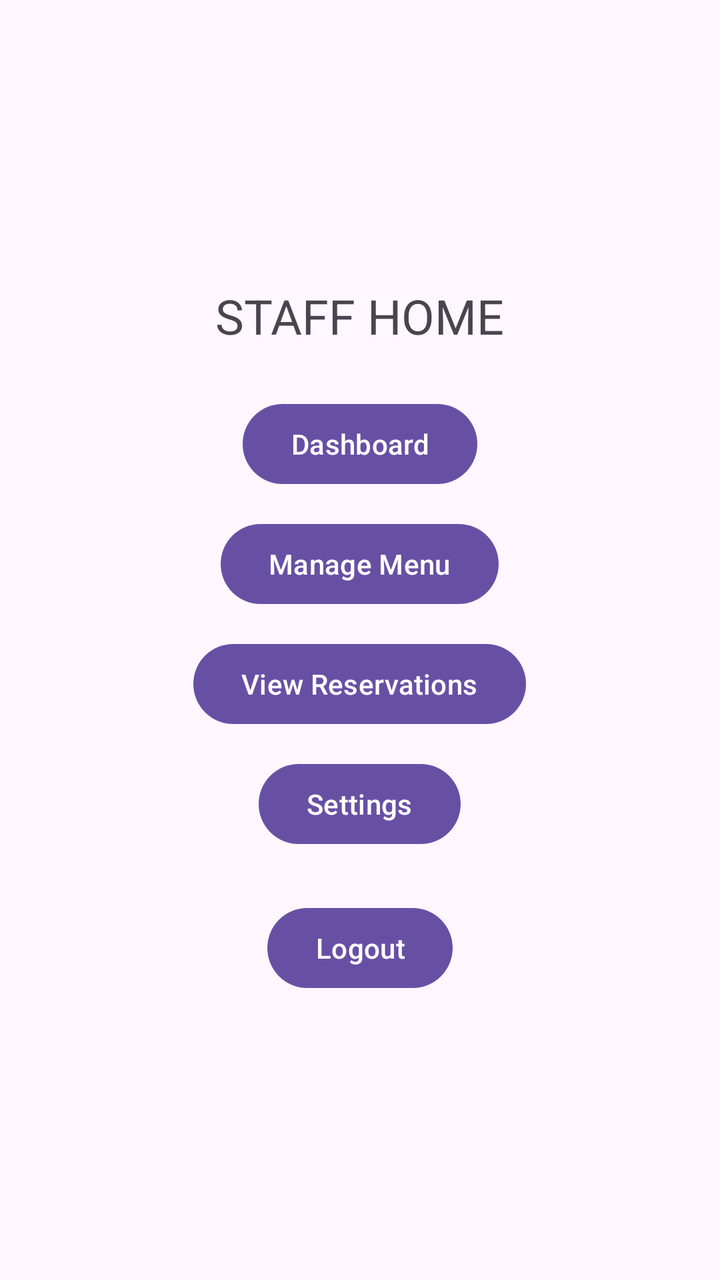
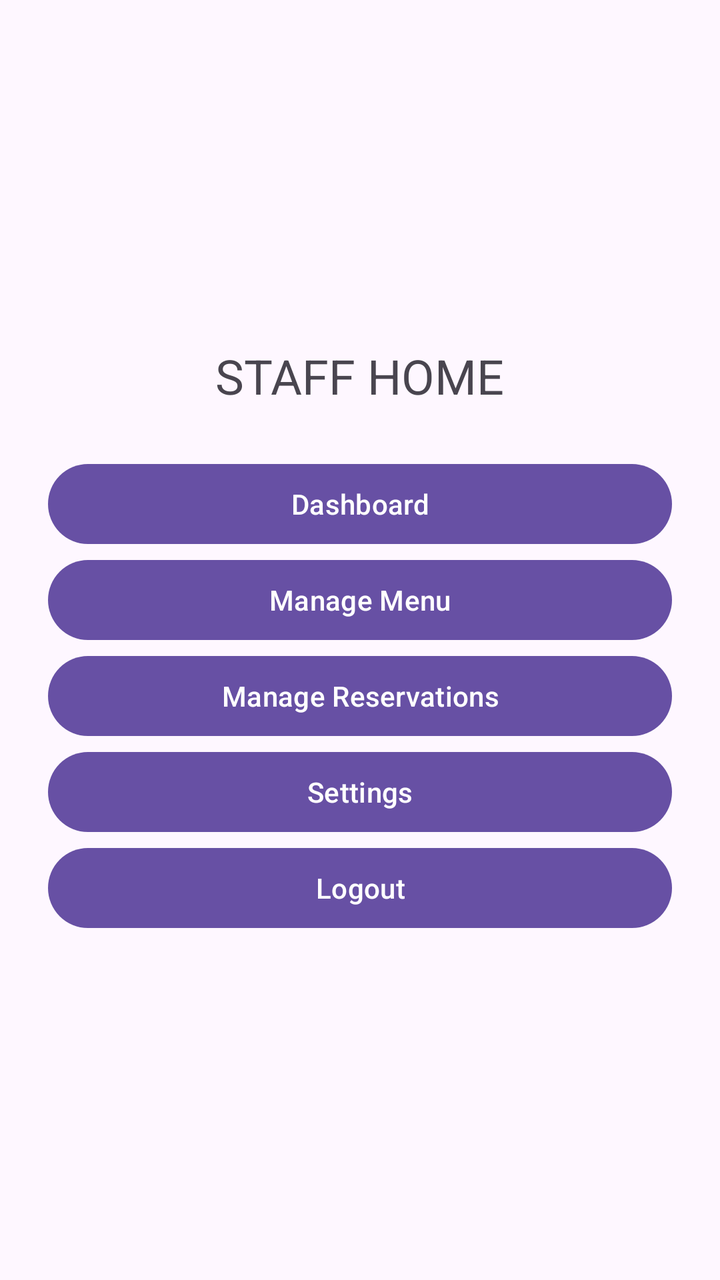

Before-and-after screenshots of an Android layout around one commit, followed by the original layout XML and the change that was made.
<!-- AndroidManifest.xml: application theme Theme.COMP2000RestaurantApp -->
<!-- res/layout/activity_staff_home.xml -->
<?xml version="1.0" encoding="utf-8"?>
<LinearLayout xmlns:android="http://schemas.android.com/apk/res/android"
    android:orientation="vertical"
    android:gravity="center"
    android:layout_width="match_parent"
    android:layout_height="match_parent"
    android:padding="24dp">

    <TextView
        android:text="STAFF HOME"
        android:textSize="24sp"
        android:layout_marginBottom="24dp"
        android:layout_width="wrap_content"
        android:layout_height="wrap_content"/>

    <Button
        android:id="@+id/btnDashboard"
        android:text="Dashboard"
        android:layout_width="wrap_content"
        android:layout_height="wrap_content"/>

    <Button
        android:id="@+id/btnMenu"
        android:text="Manage Menu"
        android:layout_marginTop="12dp"
        android:layout_width="wrap_content"
        android:layout_height="wrap_content"/>

    <Button
        android:id="@+id/btnReservations"
        android:text="View Reservations"
        android:layout_marginTop="12dp"
        android:layout_width="wrap_content"
        android:layout_height="wrap_content"/>

    <Button
        android:id="@+id/btnSettings"
        android:text="Settings"
        android:layout_marginTop="12dp"
        android:layout_width="wrap_content"
        android:layout_height="wrap_content"/>

    <Button
        android:id="@+id/btnLogout"
        android:text="Logout"
        android:layout_marginTop="24dp"
        android:layout_width="wrap_content"
        android:layout_height="wrap_content"/>
</LinearLayout>
<!-- resources referenced by this layout -->
<resources>
  <style name="Theme.COMP2000RestaurantApp" parent="Base.Theme.COMP2000RestaurantApp" />
  <style name="Base.Theme.COMP2000RestaurantApp" parent="Theme.Material3.DayNight.NoActionBar">
          
          
      </style>
</resources>

<!-- the commit's change to res/layout/activity_staff_home.xml (unified diff, before → after) -->
@@ -2,9 +2,9 @@
 <LinearLayout xmlns:android="http://schemas.android.com/apk/res/android"
     android:orientation="vertical"
     android:gravity="center"
+    android:padding="24dp"
     android:layout_width="match_parent"
-    android:layout_height="match_parent"
-    android:padding="24dp">
+    android:layout_height="match_parent">
 
     <TextView
         android:text="STAFF HOME"
@@ -16,34 +16,31 @@
     <Button
         android:id="@+id/btnDashboard"
         android:text="Dashboard"
-        android:layout_width="wrap_content"
+        android:layout_width="match_parent"
         android:layout_height="wrap_content"/>
 
     <Button
         android:id="@+id/btnMenu"
         android:text="Manage Menu"
-        android:layout_marginTop="12dp"
-        android:layout_width="wrap_content"
+        android:layout_width="match_parent"
         android:layout_height="wrap_content"/>
 
     <Button
         android:id="@+id/btnReservations"
-        android:text="View Reservations"
-        android:layout_marginTop="12dp"
-        android:layout_width="wrap_content"
+        android:text="Manage Reservations"
+        android:layout_width="match_parent"
         android:layout_height="wrap_content"/>
 
     <Button
         android:id="@+id/btnSettings"
         android:text="Settings"
-        android:layout_marginTop="12dp"
-        android:layout_width="wrap_content"
+        android:layout_width="match_parent"
         android:layout_height="wrap_content"/>
 
     <Button
         android:id="@+id/btnLogout"
         android:text="Logout"
-        android:layout_marginTop="24dp"
-        android:layout_width="wrap_content"
+        android:layout_width="match_parent"
         android:layout_height="wrap_content"/>
+
 </LinearLayout>
